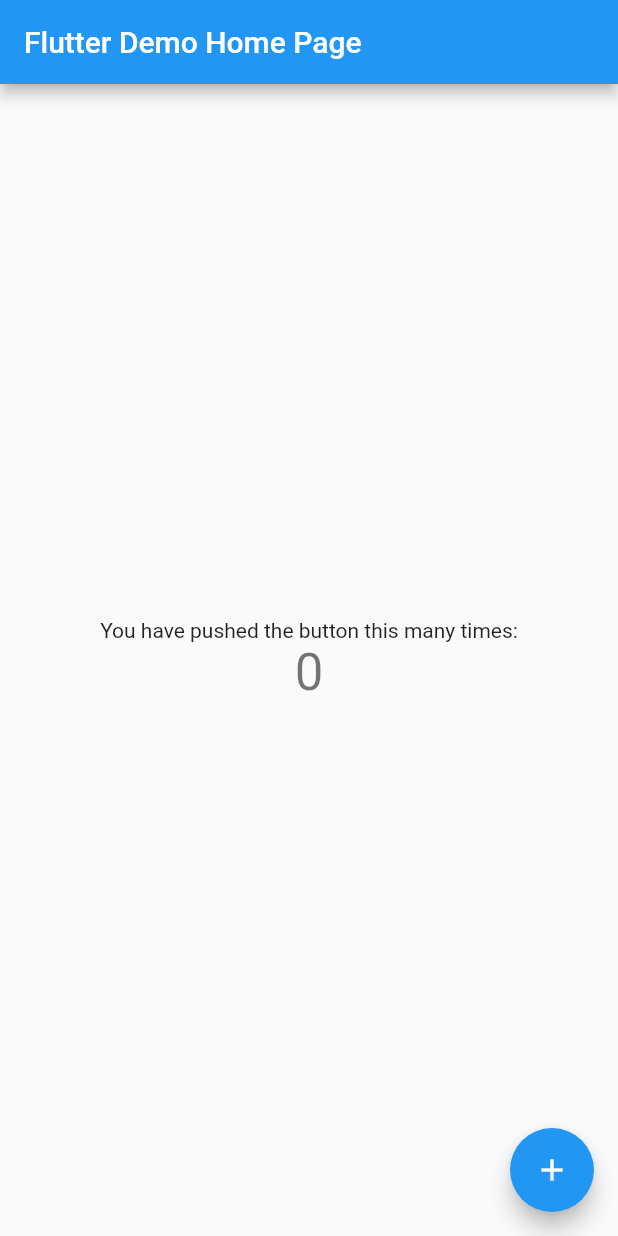
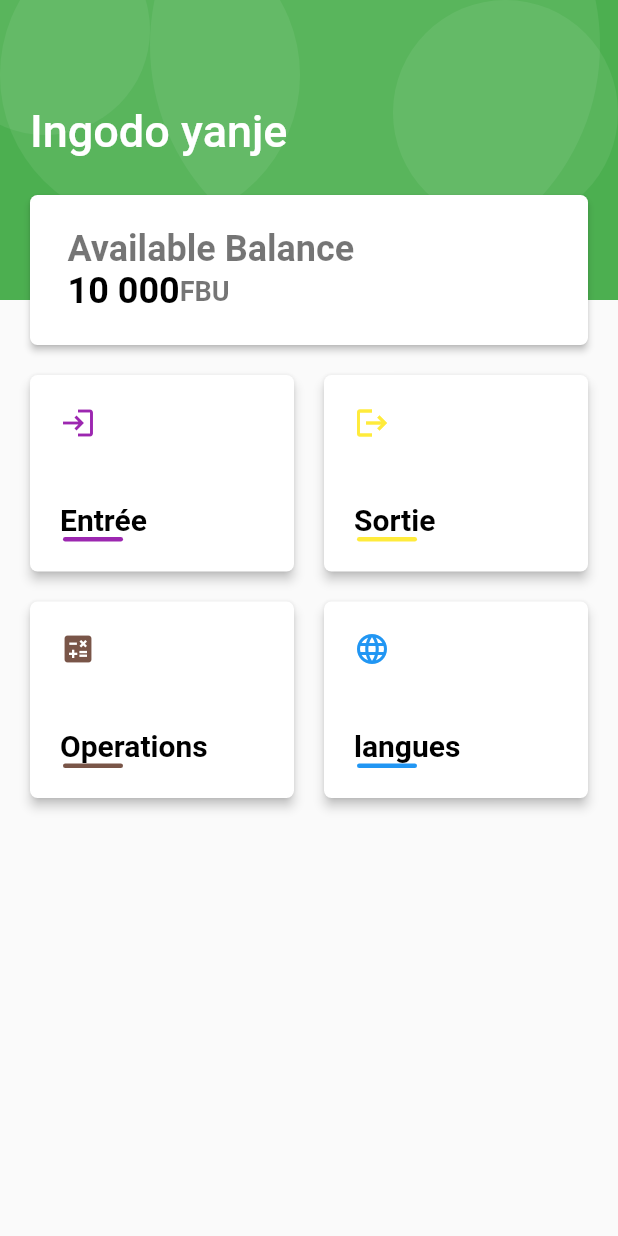
Before and after one commit to IGICOCORO/ingodo-checker, a Flutter app: the screen it shows after launch, on a phone screen of 412 x 824 dp. Run offline on Flutter 3.47's test engine with Material 2 defaults, Android fonts, the phone set to English and light mode, and no system bars.

Commit message:
some changes on ui

```diff
--- a/lib/main.dart
+++ b/lib/main.dart
@@ -1,28 +1,16 @@
 import 'package:flutter/material.dart';
 
-void main() {
-  runApp(MyApp());
-}
+void main() => runApp(MyApp());
 
 class MyApp extends StatelessWidget {
-  // This widget is the root of your application.
   @override
   Widget build(BuildContext context) {
     return MaterialApp(
       title: 'Flutter Demo',
       theme: ThemeData(
-        // This is the theme of your application.
-        //
-        // Try running your application with "flutter run". You'll see the
-        // application has a blue toolbar. Then, without quitting the app, try
-        // changing the primarySwatch below to Colors.green and then invoke
-        // "hot reload" (press "r" in the console where you ran "flutter run",
-        // or simply save your changes to "hot reload" in a Flutter IDE).
-        // Notice that the counter didn't reset back to zero; the application
-        // is not restarted.
         primarySwatch: Colors.blue,
       ),
-      home: MyHomePage(title: 'Flutter Demo Home Page'),
+      home: MyHomePage(title: 'Ingodo'),
     );
   }
 }
@@ -30,84 +18,243 @@ class MyApp extends StatelessWidget {
 class MyHomePage extends StatefulWidget {
   MyHomePage({Key key, this.title}) : super(key: key);
 
-  // This widget is the home page of your application. It is stateful, meaning
-  // that it has a State object (defined below) that contains fields that affect
-  // how it looks.
-
-  // This class is the configuration for the state. It holds the values (in this
-  // case the title) provided by the parent (in this case the App widget) and
-  // used by the build method of the State. Fields in a Widget subclass are
-  // always marked "final".
-
   final String title;
 
   @override
   _MyHomePageState createState() => _MyHomePageState();
 }
 
-class _MyHomePageState extends State<MyHomePage> {
-  int _counter = 0;
-
-  void _incrementCounter() {
-    setState(() {
-      // This call to setState tells the Flutter framework that something has
-      // changed in this State, which causes it to rerun the build method below
-      // so that the display can reflect the updated values. If we changed
-      // _counter without calling setState(), then the build method would not be
-      // called again, and so nothing would appear to happen.
-      _counter++;
-    });
+class EmptyAppBar extends StatelessWidget implements PreferredSizeWidget {
+  @override
+  Widget build(BuildContext context) {
+    return Container();
   }
 
   @override
+  Size get preferredSize => Size(0.0, 0.0);
+}
+
+class _MyHomePageState extends State<MyHomePage> {
+  @override
   Widget build(BuildContext context) {
-    // This method is rerun every time setState is called, for instance as done
-    // by the _incrementCounter method above.
-    //
-    // The Flutter framework has been optimized to make rerunning build methods
-    // fast, so that you can just rebuild anything that needs updating rather
-    // than having to individually change instances of widgets.
     return Scaffold(
-      appBar: AppBar(
-        // Here we take the value from the MyHomePage object that was created by
-        // the App.build method, and use it to set our appbar title.
-        title: Text(widget.title),
+      primary: false,
+      appBar: EmptyAppBar(),
+      body: ListView(
+        children: <Widget>[
+          Stack(
+            children: <Widget>[
+              Container(
+                height: 200.0,
+                width: double.infinity,
+                color: Colors.green,
+              ),
+              Positioned(
+                  bottom: 150,
+                  left: -40,
+                  child: Container(
+                    height: 140,
+                    width: 140,
+                    decoration: BoxDecoration(
+                        borderRadius: BorderRadius.circular(70),
+                        color: Colors.green[100].withOpacity(0.1)),
+                  )),
+              Positioned(
+                  top: -120,
+                  left: 100,
+                  child: Container(
+                    height: 300,
+                    width: 300,
+                    decoration: BoxDecoration(
+                        borderRadius: BorderRadius.circular(150),
+                        color: Colors.green[100].withOpacity(0.1)),
+                  )),
+              Positioned(
+                  top: -50,
+                  left: 0,
+                  child: Container(
+                    height: 200,
+                    width: 200,
+                    decoration: BoxDecoration(
+                        borderRadius: BorderRadius.circular(100),
+                        color: Colors.green[100].withOpacity(0.1)),
+                  )),
+              Positioned(
+                  top: 0,
+                  right: 0,
+                  child: Container(
+                    height: 150,
+                    width: 150,
+                    decoration: BoxDecoration(
+                        borderRadius: BorderRadius.circular(75),
+                        color: Colors.green[100].withOpacity(0.1)),
+                  )),
+              Column(
+                crossAxisAlignment: CrossAxisAlignment.start,
+                children: <Widget>[
+                  SizedBox(
+                    height: 70.0,
+                  ),
+                  Padding(
+                    padding: const EdgeInsets.fromLTRB(20.0, 0.0, 20.0, 0.0),
+                    child: Row(
+                      crossAxisAlignment: CrossAxisAlignment.center,
+                      children: <Widget>[
+                        Text(
+                          "Ingodo yanje",
+                          style: TextStyle(
+                              fontSize: 30,
+                              color: Colors.white,
+                              fontWeight: FontWeight.w500),
+                        ),
+                        Expanded(
+                          flex: 1,
+                          child: Container(),
+                        ),
+                      ],
+                    ),
+                  ),
+                  Padding(
+                    padding: const EdgeInsets.fromLTRB(20.0, 0.0, 20.0, 0.0),
+                  ),
+                  SizedBox(
+                    height: 25,
+                  ),
+                  Padding(
+                    padding: const EdgeInsets.fromLTRB(20, 0, 20, 10),
+                    child: Container(
+                      height: 100,
+                      width: MediaQuery.of(context).size.width,
+                      child: Material(
+                        elevation: 2.0,
+                        color: Colors.white,
+                        borderRadius: BorderRadius.circular(5.0),
+                        child: Padding(
+                          padding: const EdgeInsets.only(left: 25),
+                          child: Column(
+                            mainAxisAlignment: MainAxisAlignment.center,
+                            crossAxisAlignment: CrossAxisAlignment.start,
+                            children: <Widget>[
+                              Text(
+                                'Available Balance',
+                                style: TextStyle(
+                                    fontSize: 24,
+                                    fontWeight: FontWeight.bold,
+                                    color: Colors.black54),
+                              ),
+                              Row(
+                                children: <Widget>[
+                                  Text(
+                                    '10 000',
+                                    style: TextStyle(
+                                        fontSize: 24,
+                                        fontWeight: FontWeight.bold,
+                                        color: Colors.black),
+                                  ),
+                                  Text(
+                                    'FBU',
+                                    style: TextStyle(
+                                        fontSize: 18,
+                                        fontWeight: FontWeight.bold,
+                                        color: Colors.black54),
+                                  )
+                                ],
+                              ),
+                            ],
+                          ),
+                        ),
+                      ),
+                    ),
+                  )
+                ],
+              ),
+            ],
+          ),
+          getGridView()
+        ],
       ),
-      body: Center(
-        // Center is a layout widget. It takes a single child and positions it
-        // in the middle of the parent.
-        child: Column(
-          // Column is also a layout widget. It takes a list of children and
-          // arranges them vertically. By default, it sizes itself to fit its
-          // children horizontally, and tries to be as tall as its parent.
-          //
-          // Invoke "debug painting" (press "p" in the console, choose the
-          // "Toggle Debug Paint" action from the Flutter Inspector in Android
-          // Studio, or the "Toggle Debug Paint" command in Visual Studio Code)
-          // to see the wireframe for each widget.
-          //
-          // Column has various properties to control how it sizes itself and
-          // how it positions its children. Here we use mainAxisAlignment to
-          // center the children vertically; the main axis here is the vertical
-          // axis because Columns are vertical (the cross axis would be
-          // horizontal).
-          mainAxisAlignment: MainAxisAlignment.center,
-          children: <Widget>[
-            Text(
-              'You have pushed the button this many times:',
+    );
+  }
+
+  Widget getGridView() {
+    return GridView.count(
+      shrinkWrap: true,
+      crossAxisCount: 2,
+      primary: false,
+      childAspectRatio: (MediaQuery.of(context).size.width - 60 / 2) / 280,
+      children: <Widget>[
+        createTile(
+            0, _selectedIndex, false, 'Entrée', Colors.purple, Icons.login),
+        createTile(
+            1, _selectedIndex, true, 'Sortie', Colors.yellow, Icons.logout),
+        createTile(2, _selectedIndex, false, 'Operations', Colors.brown,
+            Icons.calculate),
+        createTile(
+            3, _selectedIndex, true, 'langues', Colors.blue, Icons.language),
+      ],
+    );
+  }
+
+  int _selectedIndex = -1;
+  Widget createTile(int index, int selectedIndex, bool isEven, String title,
+      Color color, IconData icon) {
+    return Padding(
+      padding: EdgeInsets.only(
+          left: isEven ? 10 : 20, right: isEven ? 20 : 10, top: 10, bottom: 10),
+      child: Container(
+        width: MediaQuery.of(context).size.width,
+        child: GestureDetector(
+          onTap: () {
+            setState(() {
+              _selectedIndex = index;
+            });
+          },
+          child: Material(
+            elevation: 3.0,
+            color: _selectedIndex == index ? Colors.green : Colors.white,
+            borderRadius: BorderRadius.circular(5.0),
+            child: Padding(
+              padding: const EdgeInsets.only(left: 20, top: 20, bottom: 20),
+              child: Column(
+                mainAxisAlignment: MainAxisAlignment.spaceBetween,
+                crossAxisAlignment: CrossAxisAlignment.start,
+                children: <Widget>[
+                  Icon(
+                    icon,
+                    color: _selectedIndex == index ? Colors.white : color,
+                  ),
+                  Column(
+                    crossAxisAlignment: CrossAxisAlignment.start,
+                    children: <Widget>[
+                      Text(
+                        title,
+                        style: TextStyle(
+                            fontSize: 20,
+                            fontWeight: FontWeight.bold,
+                            color: _selectedIndex == index
+                                ? Colors.white
+                                : Colors.black),
+                      ),
+                      Padding(
+                        padding: const EdgeInsets.only(left: 2.0),
+                        child: Container(
+                          height: 3.0,
+                          width: 40,
+                          decoration: BoxDecoration(
+                            borderRadius: BorderRadius.circular(2.0),
+                            color:
+                                _selectedIndex == index ? Colors.green : color,
+                          ),
+                        ),
+                      )
+                    ],
+                  ),
+                ],
+              ),
             ),
-            Text(
-              '$_counter',
-              style: Theme.of(context).textTheme.headline4,
-            ),
-          ],
+          ),
         ),
       ),
-      floatingActionButton: FloatingActionButton(
-        onPressed: _incrementCounter,
-        tooltip: 'Increment',
-        child: Icon(Icons.add),
-      ), // This trailing comma makes auto-formatting nicer for build methods.
     );
   }
 }
```
